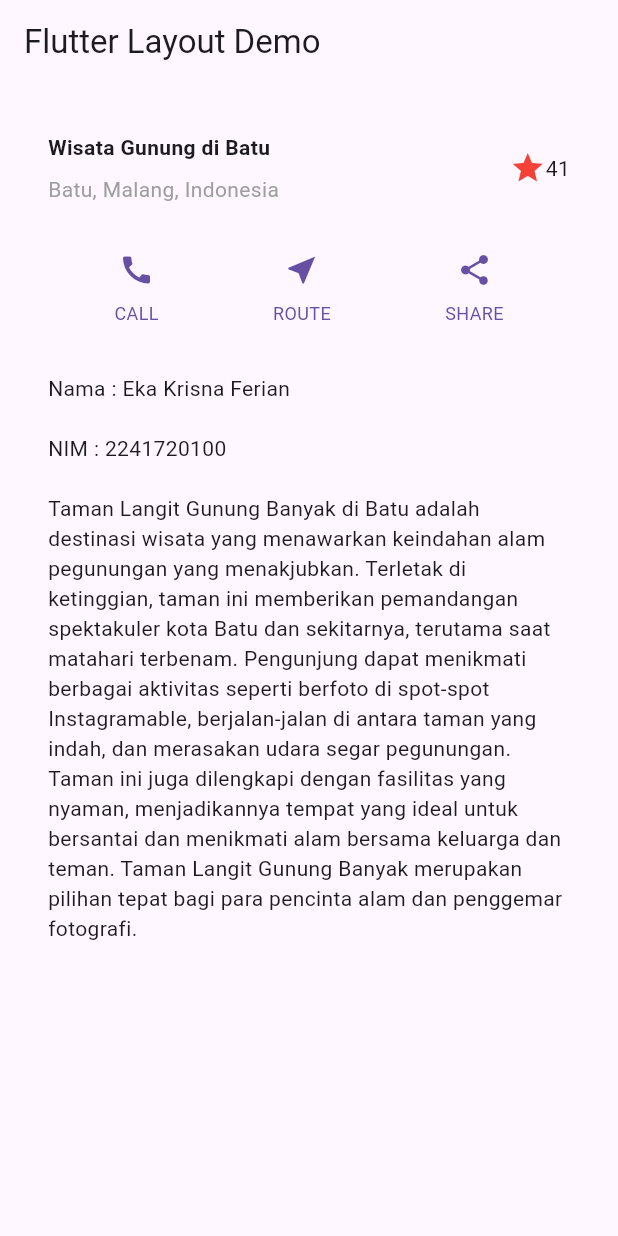
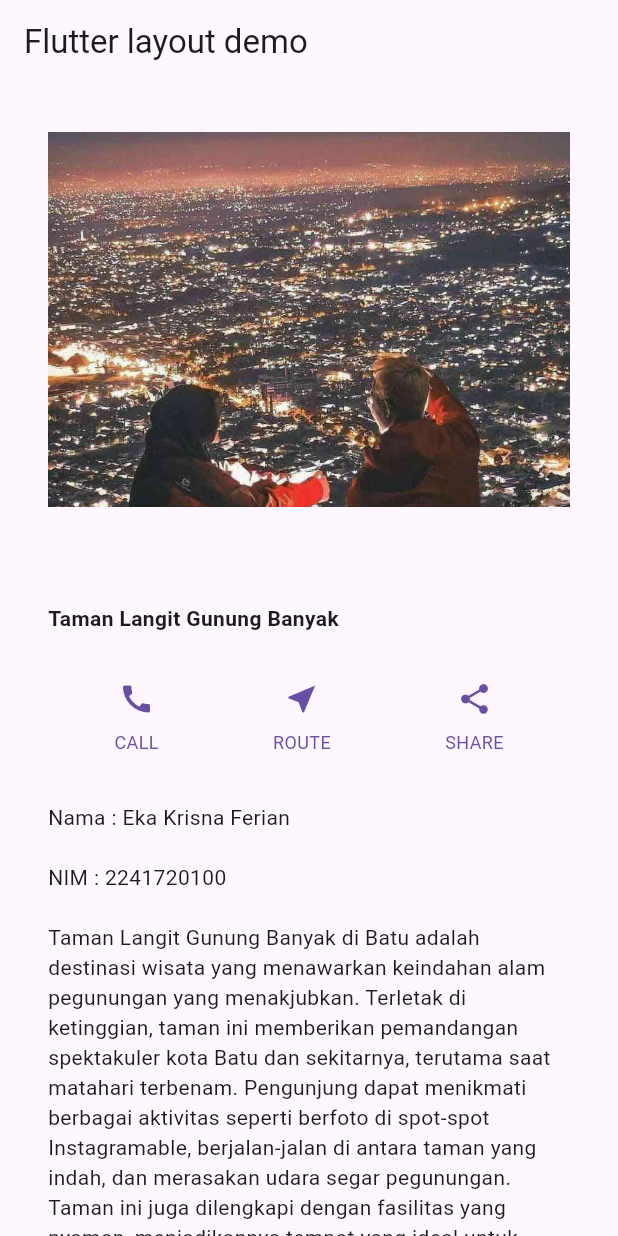
Before and after one commit to jooharver/PemrogramanMobile, a Flutter app: the screen it shows after launch, on a phone screen of 412 x 824 dp. Run offline on Flutter 3.47's test engine with Material 3 defaults, Android fonts, the phone set to English and light mode, and no system bars.

Commit message:
Praktikum4

```diff
--- a/Week6/layout_flutter/lib/main.dart
+++ b/Week6/layout_flutter/lib/main.dart
@@ -1,54 +1,26 @@
 import 'package:flutter/material.dart';
 
 void main() {
-  runApp(const MyApp());
+  runApp(MyApp());
 }
 
 class MyApp extends StatelessWidget {
-  const MyApp({super.key});
-
   @override
   Widget build(BuildContext context) {
-    // Warna tombol diambil dari warna tema utama aplikasi
     Color color = Theme.of(context).primaryColor;
 
-    // Membuat titleSection
+    // Widget titleSection untuk menampilkan judul
     Widget titleSection = Container(
       padding: const EdgeInsets.all(32),
-      child: Row(
-        children: [
-          Expanded(
-            child: Column(
-              crossAxisAlignment: CrossAxisAlignment.start,
-              children: [
-                Container(
-                  padding: const EdgeInsets.only(bottom: 8),
-                  child: const Text(
-                    'Wisata Gunung di Batu',
-                    style: TextStyle(
-                      fontWeight: FontWeight.bold,
-                    ),
-                  ),
-                ),
-                const Text(
-                  'Batu, Malang, Indonesia',
-                  style: TextStyle(
-                    color: Colors.grey,
-                  ),
-                ),
-              ],
-            ),
-          ),
-          const Icon(
-            Icons.star,
-            color: Colors.red,
-          ),
-          const Text('41'),
-        ],
+      child: Text(
+        'Taman Langit Gunung Banyak',
+        style: TextStyle(
+          fontWeight: FontWeight.bold,
+        ),
       ),
     );
 
-    // Membuat buttonSection
+    // Widget buttonSection untuk menampilkan tombol-tombol
     Widget buttonSection = Row(
       mainAxisAlignment: MainAxisAlignment.spaceEvenly,
       children: [
@@ -58,7 +30,7 @@ class MyApp extends StatelessWidget {
       ],
     );
 
-    // Membuat textSection
+    // Widget textSection untuk menampilkan teks deskripsi
     Widget textSection = Container(
       padding: const EdgeInsets.all(32),
       child: const Text(
@@ -80,38 +52,51 @@ class MyApp extends StatelessWidget {
       ),
     );
 
+    // Widget imageSection untuk menampilkan gambar
+    Widget imageSection = Container(
+      padding: const EdgeInsets.all(32),
+      child: Image.asset(
+        'assets/tamanlangit.png', // Menggunakan gambar yang Anda sebutkan
+        width: 200,
+        height: 250,
+        fit: BoxFit.cover, // Mengatur agar gambar mencakup seluruh box dengan rasio aspek yang tepat
+      ),
+    );
+
     return MaterialApp(
-      title: 'Flutter Layout Demo',
+      title: 'Flutter layout demo',
       home: Scaffold(
         appBar: AppBar(
-          title: const Text('Flutter Layout Demo'),
+          title: const Text('Flutter layout demo'),
         ),
-        body: Column(
+        // Mengganti Column dengan ListView agar dapat di-scroll pada perangkat resolusi kecil
+        body: ListView(
           children: [
+            imageSection, // Gambar dimasukkan di sini
             titleSection,
-            buttonSection, // Menambahkan buttonSection ke dalam body
-            textSection, // Menambahkan textSection ke dalam body
+            buttonSection,
+            textSection,
           ],
         ),
       ),
     );
   }
 
-  // Method _buildButtonColumn untuk membuat kolom dengan ikon dan teks
+  // Fungsi untuk membuat kolom button dengan icon dan label
   Column _buildButtonColumn(Color color, IconData icon, String label) {
     return Column(
       mainAxisSize: MainAxisSize.min,
       mainAxisAlignment: MainAxisAlignment.center,
       children: [
-        Icon(icon, color: color), // Ikon dengan warna sesuai parameter
+        Icon(icon, color: color),
         Container(
-          margin: const EdgeInsets.only(top: 8), // Margin atas sebesar 8
+          margin: const EdgeInsets.only(top: 8),
           child: Text(
-            label, // Teks untuk kolom
+            label,
             style: TextStyle(
-              fontSize: 12, // Ukuran teks
-              fontWeight: FontWeight.w400, // Berat font reguler
-              color: color, // Warna teks sama dengan ikon
+              fontSize: 12,
+              fontWeight: FontWeight.w400,
+              color: color,
             ),
           ),
         ),
```
Also changed, not shown: Week6/layout_flutter/pubspec.yaml (+9 -66 lines), Week6/layout_flutter/assets/tamanlangit.png (added), 2 other files.
